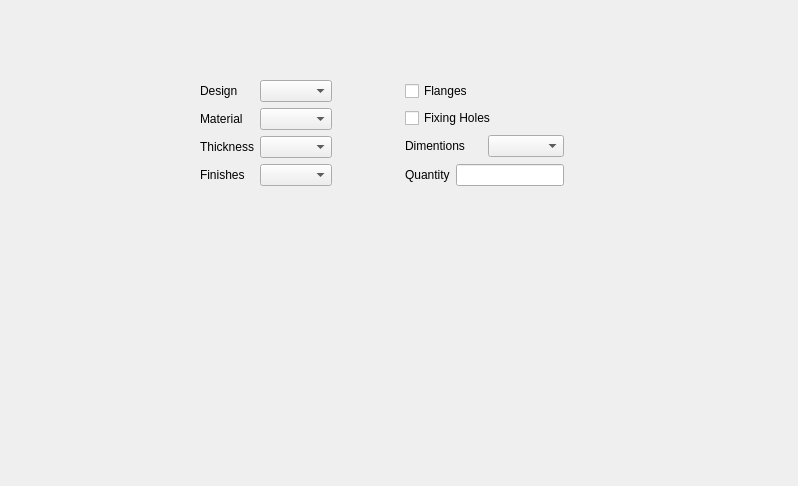
The window that cablecover.ui (mygnu/rgb-quote) describes before a commit, drawn with Qt 5.
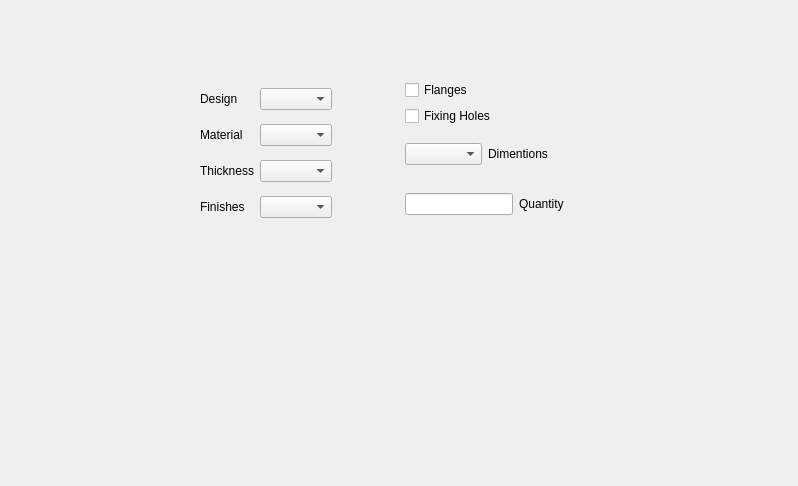
The same window after the commit.

Patch:
```diff
--- a/cablecover.ui
+++ b/cablecover.ui
@@ -13,13 +13,13 @@
   <property name="windowTitle">
    <string>Form</string>
   </property>
-  <widget class="QWidget" name="">
+  <widget class="QWidget" name="layoutWidget">
    <property name="geometry">
     <rect>
      <x>200</x>
      <y>80</y>
      <width>364</width>
-     <height>110</height>
+     <height>146</height>
     </rect>
    </property>
    <layout class="QHBoxLayout" name="horizontalLayout_7">
@@ -160,23 +160,23 @@
       </item>
       <item>
        <layout class="QHBoxLayout" name="horizontalLayout_5">
+        <item>
+         <widget class="QComboBox" name="dimentionsComboBox">
+          <property name="contextMenuPolicy">
+           <enum>Qt::ActionsContextMenu</enum>
+          </property>
+          <property name="acceptDrops">
+           <bool>true</bool>
+          </property>
+         </widget>
+        </item>
         <item>
          <widget class="QLabel" name="label_4">
           <property name="text">
            <string>Dimentions</string>
           </property>
           <property name="buddy">
-           <cstring>designComboBox_2</cstring>
-          </property>
-         </widget>
-        </item>
-        <item>
-         <widget class="QComboBox" name="designComboBox_4">
-          <property name="contextMenuPolicy">
-           <enum>Qt::ActionsContextMenu</enum>
-          </property>
-          <property name="acceptDrops">
-           <bool>true</bool>
+           <cstring>materialComboBox</cstring>
           </property>
          </widget>
         </item>
@@ -184,6 +184,9 @@
       </item>
       <item>
        <layout class="QHBoxLayout" name="horizontalLayout_6">
+        <item>
+         <widget class="QLineEdit" name="lineEdit"/>
+        </item>
         <item>
          <widget class="QLabel" name="label_6">
           <property name="text">
@@ -194,9 +197,6 @@
           </property>
          </widget>
         </item>
-        <item>
-         <widget class="QLineEdit" name="lineEdit"/>
-        </item>
        </layout>
       </item>
      </layout>
```
Left out of the diff: 14 changed lines with no effect on the pictures.
